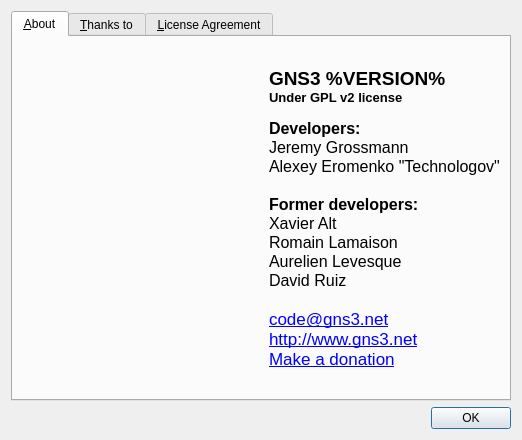
Qt form src/GNS3/Ui/Form_About.ui (GNS3/gns3-legacy) before a commit.
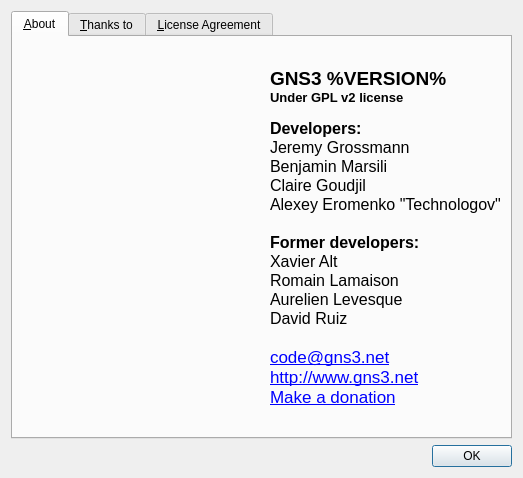
The same form after that commit. Icons and pictures are not drawn.

Commit message: Fixed inconsisten menu wording + updated About + regenerated Ui files

Patch:
```diff
--- a/src/GNS3/Ui/Form_About.ui
+++ b/src/GNS3/Ui/Form_About.ui
@@ -6,8 +6,8 @@
    <rect>
     <x>0</x>
     <y>0</y>
-    <width>522</width>
-    <height>398</height>
+    <width>523</width>
+    <height>405</height>
    </rect>
   </property>
   <property name="windowTitle">
@@ -76,6 +76,8 @@
 &lt;p style=&quot;-qt-paragraph-type:empty; margin-top:0px; margin-bottom:0px; margin-left:0px; margin-right:0px; -qt-block-indent:0; text-indent:0px; font-family:'Sans Serif'; font-size:9pt; font-weight:600;&quot;&gt;&lt;/p&gt;
 &lt;p style=&quot; margin-top:0px; margin-bottom:0px; margin-left:0px; margin-right:0px; -qt-block-indent:0; text-indent:0px;&quot;&gt;&lt;span style=&quot; font-family:'Sans Serif'; font-size:12pt; font-weight:600;&quot;&gt;Developers:&lt;/span&gt;&lt;/p&gt;
 &lt;p style=&quot; margin-top:0px; margin-bottom:0px; margin-left:0px; margin-right:0px; -qt-block-indent:0; text-indent:0px;&quot;&gt;&lt;span style=&quot; font-family:'Sans Serif'; font-size:12pt;&quot;&gt;Jeremy Grossmann&lt;/span&gt;&lt;/p&gt;
+&lt;p style=&quot; margin-top:0px; margin-bottom:0px; margin-left:0px; margin-right:0px; -qt-block-indent:0; text-indent:0px;&quot;&gt;&lt;span style=&quot; font-family:'Sans Serif'; font-size:12pt;&quot;&gt;Benjamin Marsili&lt;/span&gt;&lt;/p&gt;
+&lt;p style=&quot; margin-top:0px; margin-bottom:0px; margin-left:0px; margin-right:0px; -qt-block-indent:0; text-indent:0px;&quot;&gt;&lt;span style=&quot; font-family:'Sans Serif'; font-size:12pt;&quot;&gt;Claire Goudjil&lt;/span&gt;&lt;/p&gt;
 &lt;p style=&quot; margin-top:0px; margin-bottom:0px; margin-left:0px; margin-right:0px; -qt-block-indent:0; text-indent:0px;&quot;&gt;&lt;span style=&quot; font-family:'Sans Serif'; font-size:12pt;&quot;&gt;Alexey Eromenko &amp;quot;Technologov&amp;quot;&lt;/span&gt;&lt;/p&gt;
 &lt;p style=&quot;-qt-paragraph-type:empty; margin-top:0px; margin-bottom:0px; margin-left:0px; margin-right:0px; -qt-block-indent:0; text-indent:0px; font-family:'Sans Serif'; font-size:12pt;&quot;&gt;&lt;/p&gt;
 &lt;p style=&quot; margin-top:0px; margin-bottom:0px; margin-left:0px; margin-right:0px; -qt-block-indent:0; text-indent:0px;&quot;&gt;&lt;span style=&quot; font-family:'Sans Serif'; font-size:12pt; font-weight:600;&quot;&gt;Former developers:&lt;/span&gt;&lt;/p&gt;
```
The commit also changes 33 other files.
